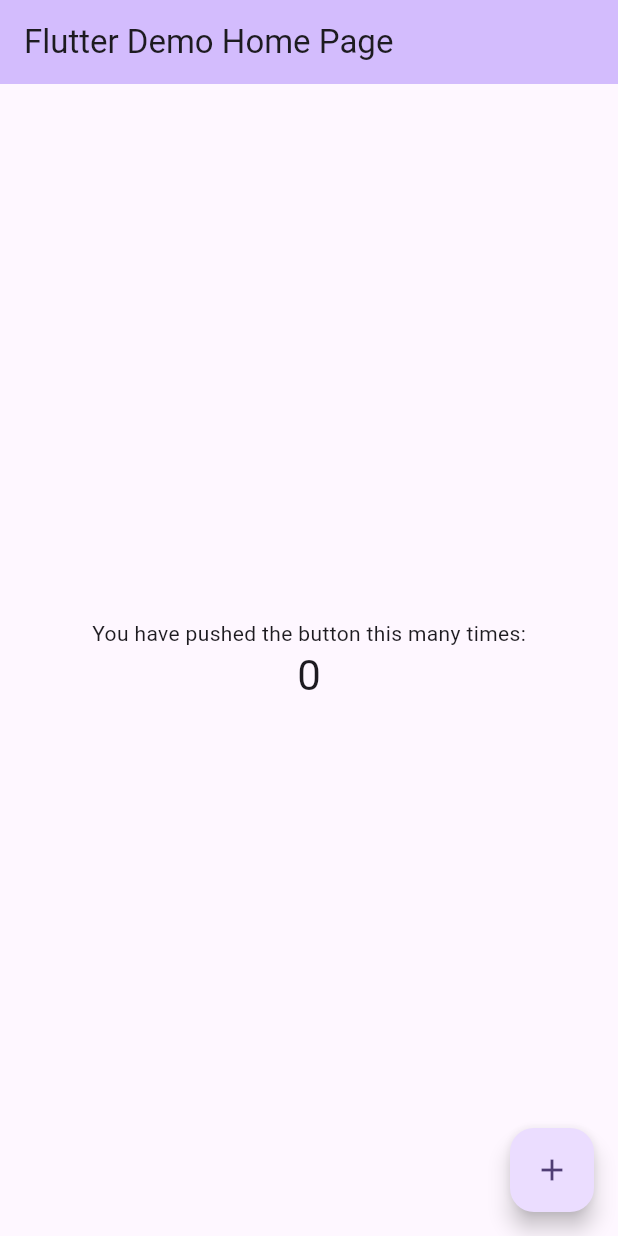
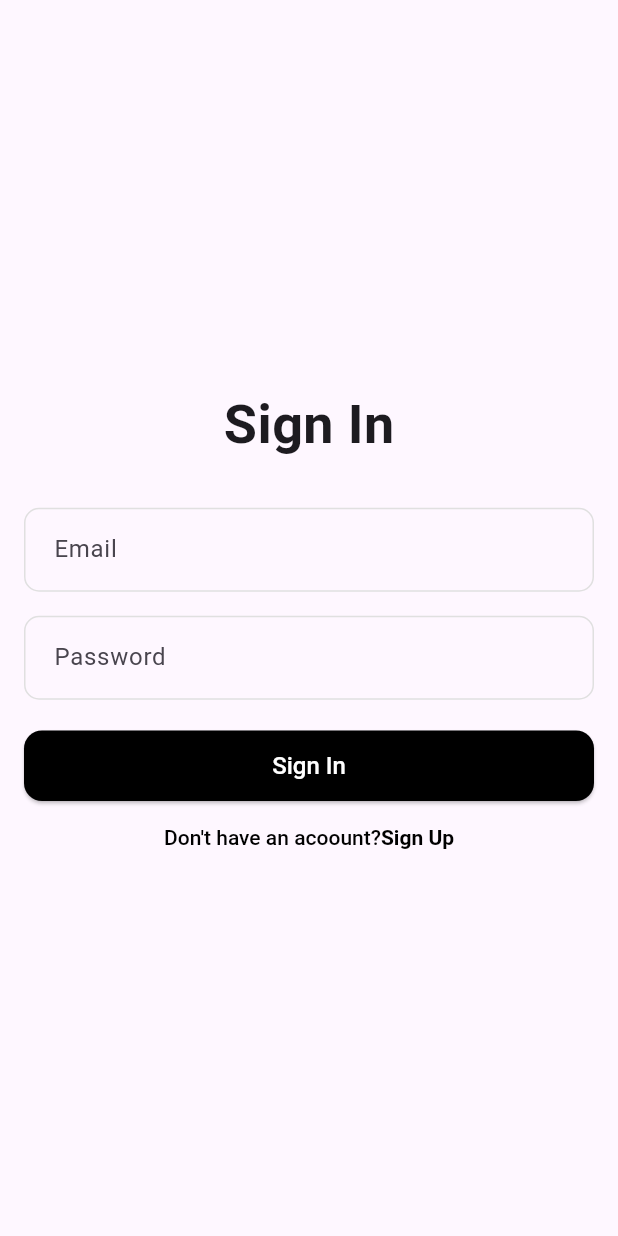
Before and after one commit to Chinmoykoch/task_manager, a Flutter app: the screen it shows after launch, on a phone screen of 412 x 824 dp. Run offline on Flutter 3.47's test engine with Material 3 defaults, Android fonts, the phone set to English and light mode, and no system bars.

Commit message:
authentication screens created and backend initialised

```diff
--- /dev/null
+++ b/app/lib/features/authentication/pages/login.dart
@@ -0,0 +1,160 @@
+import 'package:app/features/authentication/pages/signup.dart';
+import 'package:flutter/material.dart';
+
+class LoginPage extends StatefulWidget {
+  static MaterialPageRoute route() =>
+      MaterialPageRoute(builder: (context) => const LoginPage());
+  const LoginPage({super.key});
+
+  @override
+  State<LoginPage> createState() => _LoginPageState();
+}
+
+class _LoginPageState extends State<LoginPage> {
+  final emailController = TextEditingController();
+  final passwordController = TextEditingController();
+  final formKey = GlobalKey<FormState>();
+  @override
+  void dispose() {
+    emailController.dispose();
+    passwordController.dispose();
+    super.dispose();
+  }
+
+  void signInUser() {
+    if (formKey.currentState!.validate()) {}
+  }
+
+  @override
+  Widget build(BuildContext context) {
+    return Scaffold(
+      body: Form(
+        key: formKey,
+        child: Padding(
+          padding: const EdgeInsets.all(16.0),
+          child: Column(
+            mainAxisAlignment: MainAxisAlignment.center,
+            children: [
+              Text(
+                "Sign In",
+                style: TextStyle(fontSize: 36, fontWeight: FontWeight.bold),
+              ),
+              const SizedBox(height: 30),
+
+              // email
+              TextFormField(
+                controller: emailController,
+                decoration: InputDecoration(
+                  hintText: 'Email',
+                  contentPadding: EdgeInsets.all(16),
+                  enabledBorder: OutlineInputBorder(
+                    borderRadius: BorderRadius.circular(10),
+                    borderSide: BorderSide(
+                      color: Colors.grey.shade300,
+                      width: 1,
+                    ),
+                  ),
+                  focusedBorder: OutlineInputBorder(
+                    borderRadius: BorderRadius.circular(10),
+                    borderSide: BorderSide(
+                      color: const Color.fromARGB(96, 20, 20, 20),
+                      width: 1,
+                    ),
+                  ),
+                ),
+                validator: (value) {
+                  if (value == null ||
+                      value.trim().isEmpty ||
+                      !value.trim().contains("@")) {
+                    return "Invalid Email";
+                  }
+                  return null;
+                },
+              ),
+
+              const SizedBox(height: 16),
+
+              //password
+              TextFormField(
+                controller: passwordController,
+                decoration: InputDecoration(
+                  hintText: 'Password',
+                  contentPadding: EdgeInsets.all(16),
+                  enabledBorder: OutlineInputBorder(
+                    borderRadius: BorderRadius.circular(10),
+                    borderSide: BorderSide(
+                      color: Colors.grey.shade300,
+                      width: 1,
+                    ),
+                  ),
+                  focusedBorder: OutlineInputBorder(
+                    borderRadius: BorderRadius.circular(10),
+                    borderSide: BorderSide(
+                      color: const Color.fromARGB(96, 20, 20, 20),
+                      width: 1,
+                    ),
+                  ),
+                ),
+                validator: (value) {
+                  if (value == null ||
+                      value.trim().isEmpty ||
+                      value.trim().length <= 6) {
+                    return "Password field is required";
+                  }
+                  return null;
+                },
+              ),
+              const SizedBox(height: 20),
+              SizedBox(
+                width: double.infinity,
+                child: ElevatedButton(
+                  style: ElevatedButton.styleFrom(
+                    backgroundColor: Colors.black,
+                    foregroundColor: Colors.white,
+                    padding: EdgeInsets.symmetric(horizontal: 16, vertical: 14),
+                    textStyle: TextStyle(
+                      fontSize: 16,
+                      fontWeight: FontWeight.bold,
+                    ),
+                    shape: RoundedRectangleBorder(
+                      borderRadius: BorderRadius.circular(12),
+                    ),
+                  ),
+                  onPressed: signInUser,
+                  child: Text(
+                    "Sign In",
+                    style: TextStyle(
+                      color: Colors.white,
+                      fontWeight: FontWeight.w500,
+                    ),
+                  ),
+                ),
+              ),
+              const SizedBox(height: 16),
+              GestureDetector(
+                onTap: () {
+                  Navigator.of(context).push(SignupPage.route());
+                },
+                child: RichText(
+                  text: TextSpan(
+                    text: "Don't have an acoount?",
+                    style: TextStyle(
+                      color: Colors.black,
+                      fontWeight: FontWeight.w500,
+                    ),
+                    children: [
+                      TextSpan(
+                        text: "Sign Up",
+                        style: TextStyle(fontWeight: FontWeight.bold),
+                      ),
+                    ],
+                  ),
+                ),
+              ),
+            ],
+          ),
+        ),
+      ),
+    );
+  }
+}
--- a/app/lib/main.dart
+++ b/app/lib/main.dart
@@ -1,3 +1,5 @@
+import 'package:app/features/authentication/pages/login.dart';
+import 'package:app/features/authentication/pages/signup.dart';
 import 'package:flutter/material.dart';
 
 void main() {
@@ -7,116 +9,15 @@ void main() {
 class MyApp extends StatelessWidget {
   const MyApp({super.key});
 
-  // This widget is the root of your application.
   @override
   Widget build(BuildContext context) {
     return MaterialApp(
       title: 'Flutter Demo',
       theme: ThemeData(
-        // This is the theme of your application.
-        //
-        // TRY THIS: Try running your application with "flutter run". You'll see
-        // the application has a purple toolbar. Then, without quitting the app,
-        // try changing the seedColor in the colorScheme below to Colors.green
-        // and then invoke "hot reload" (save your changes or press the "hot
-        // reload" button in a Flutter-supported IDE, or press "r" if you used
-        // the command line to start the app).
-        //
-        // Notice that the counter didn't reset back to zero; the application
-        // state is not lost during the reload. To reset the state, use hot
-        // restart instead.
-        //
-        // This works for code too, not just values: Most code changes can be
-        // tested with just a hot reload.
         colorScheme: ColorScheme.fromSeed(seedColor: Colors.deepPurple),
       ),
-      home: const MyHomePage(title: 'Flutter Demo Home Page'),
+      debugShowCheckedModeBanner: false,
+      home: LoginPage(),
     );
   }
 }
-
-class MyHomePage extends StatefulWidget {
-  const MyHomePage({super.key, required this.title});
-
-  // This widget is the home page of your application. It is stateful, meaning
-  // that it has a State object (defined below) that contains fields that affect
-  // how it looks.
-
-  // This class is the configuration for the state. It holds the values (in this
-  // case the title) provided by the parent (in this case the App widget) and
-  // used by the build method of the State. Fields in a Widget subclass are
-  // always marked "final".
-
-  final String title;
-
-  @override
-  State<MyHomePage> createState() => _MyHomePageState();
-}
-
-class _MyHomePageState extends State<MyHomePage> {
-  int _counter = 0;
-
-  void _incrementCounter() {
-    setState(() {
-      // This call to setState tells the Flutter framework that something has
-      // changed in this State, which causes it to rerun the build method below
-      // so that the display can reflect the updated values. If we changed
-      // _counter without calling setState(), then the build method would not be
-      // called again, and so nothing would appear to happen.
-      _counter++;
-    });
-  }
-
-  @override
-  Widget build(BuildContext context) {
-    // This method is rerun every time setState is called, for instance as done
-    // by the _incrementCounter method above.
-    //
-    // The Flutter framework has been optimized to make rerunning build methods
-    // fast, so that you can just rebuild anything that needs updating rather
-    // than having to individually change instances of widgets.
-    return Scaffold(
-      appBar: AppBar(
-        // TRY THIS: Try changing the color here to a specific color (to
-        // Colors.amber, perhaps?) and trigger a hot reload to see the AppBar
-        // change color while the other colors stay the same.
-        backgroundColor: Theme.of(context).colorScheme.inversePrimary,
-        // Here we take the value from the MyHomePage object that was created by
-        // the App.build method, and use it to set our appbar title.
-        title: Text(widget.title),
-      ),
-      body: Center(
-        // Center is a layout widget. It takes a single child and positions it
-        // in the middle of the parent.
-        child: Column(
-          // Column is also a layout widget. It takes a list of children and
-          // arranges them vertically. By default, it sizes itself to fit its
-          // children horizontally, and tries to be as tall as its parent.
-          //
-          // Column has various properties to control how it sizes itself and
-          // how it positions its children. Here we use mainAxisAlignment to
-          // center the children vertically; the main axis here is the vertical
-          // axis because Columns are vertical (the cross axis would be
-          // horizontal).
-          //
-          // TRY THIS: Invoke "debug painting" (choose the "Toggle Debug Paint"
-          // action in the IDE, or press "p" in the console), to see the
-          // wireframe for each widget.
-          mainAxisAlignment: MainAxisAlignment.center,
-          children: <Widget>[
-            const Text('You have pushed the button this many times:'),
-            Text(
-              '$_counter',
-              style: Theme.of(context).textTheme.headlineMedium,
-            ),
-          ],
-        ),
-      ),
-      floatingActionButton: FloatingActionButton(
-        onPressed: _incrementCounter,
-        tooltip: 'Increment',
-        child: const Icon(Icons.add),
-      ), // This trailing comma makes auto-formatting nicer for build methods.
-    );
-  }
-}
```
Also changed, not shown: app/lib/features/authentication/pages/signup.dart (added, +220 -0 lines), 10 other files.
